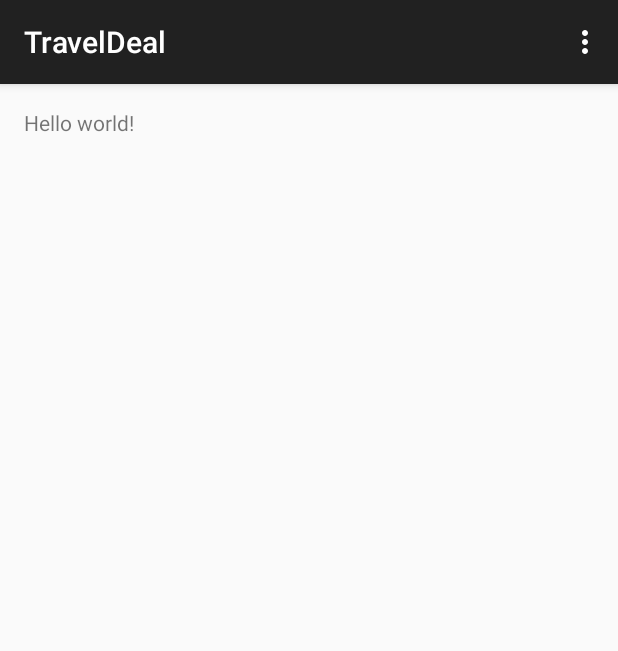
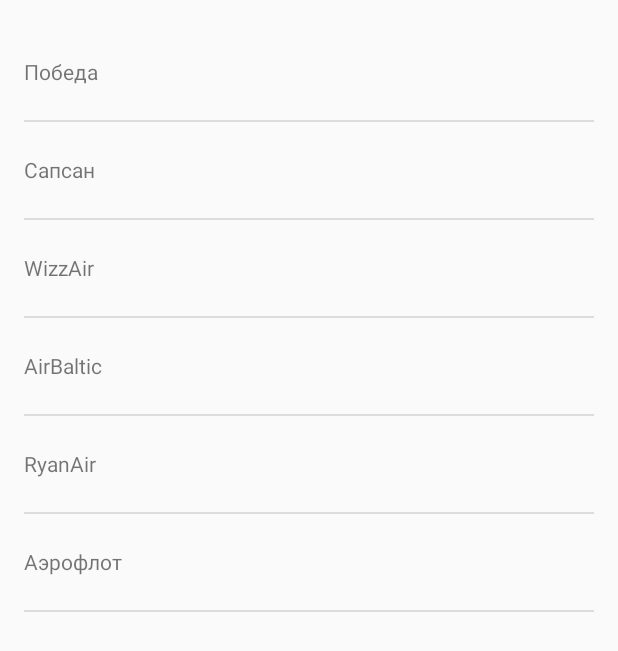
Before and after one commit to b1rd/TravelDeal-mobile, an Android app: the screen it shows after launch (MainActivity), on a phone screen of 412 x 824 dp. Shown: the top 651 px of the screen. Run offline under Robolectric (Android 15) with nearby library versions, the phone set to English and light mode, and no system bars.

Commit message:
Added list made from dummy data

```diff
--- a/app/build.gradle
+++ b/app/build.gradle
@@ -6,7 +6,7 @@ android {
 
     defaultConfig {
         applicationId "com.example.android.traveldeal"
-        minSdkVersion 10
+        minSdkVersion 11
         targetSdkVersion 23
         versionCode 1
         versionName "1.0"
--- a/app/src/main/java/com/example/android/traveldeal/MainActivity.java
+++ b/app/src/main/java/com/example/android/traveldeal/MainActivity.java
@@ -1,16 +1,35 @@
 package com.example.android.traveldeal;
 
+import android.support.v4.app.Fragment;
+import android.support.v4.app.FragmentActivity;
 import android.support.v7.app.AppCompatActivity;
 import android.os.Bundle;
+import android.view.LayoutInflater;
 import android.view.Menu;
 import android.view.MenuItem;
+import android.view.View;
+import android.view.ViewGroup;
+import android.widget.ArrayAdapter;
+import android.widget.ListView;
+import java.util.ArrayList;
+import java.util.Arrays;
+import java.util.List;
 
-public class MainActivity extends AppCompatActivity {
+public class MainActivity extends FragmentActivity {
 
     @Override
+//    protected void onCreate(Bundle savedInstanceState) {
+//        super.onCreate(savedInstanceState);
+//        setContentView(R.layout.activity_main);
+//    }
     protected void onCreate(Bundle savedInstanceState) {
         super.onCreate(savedInstanceState);
         setContentView(R.layout.activity_main);
+        if (savedInstanceState == null) {
+            getSupportFragmentManager().beginTransaction()
+                    .add(R.id.container, new PlaceholderFragment())
+                    .commit();
+        }
     }
 
 
@@ -35,4 +54,47 @@ public class MainActivity extends AppCompatActivity {
 
         return super.onOptionsItemSelected(item);
     }
+
+    public static class PlaceholderFragment extends Fragment {
+
+        ArrayAdapter<String> mDealAdapter;
+
+        public PlaceholderFragment() {
+        }
+
+        @Override
+        public View onCreateView(LayoutInflater inflater, ViewGroup container,
+                                 Bundle savedInstanceState) {
+
+            // Create some dummy data for the ListView.  Here's a sample weekly forecast
+            String[] data = {
+                    "Победа",
+                    "Сапсан",
+                    "WizzAir",
+                    "AirBaltic",
+                    "RyanAir",
+                    "Аэрофлот"
+            };
+            List<String> weekDeal = new ArrayList<String>(Arrays.asList(data));
+
+
+            // Now that we have some dummy forecast data, create an ArrayAdapter.
+            // The ArrayAdapter will take data from a source (like our dummy forecast) and
+            // use it to populate the ListView it's attached to.
+            mDealAdapter =
+                    new ArrayAdapter<String>(
+                            getActivity(), // The current context (this activity)
+                            R.layout.list_item_deal, // The name of the layout ID.
+                            R.id.list_item_deal_textview, // The ID of the textview to populate.
+                            weekDeal);
+
+            View rootView = inflater.inflate(R.layout.fragment_main, container, false);
+
+            // Get a reference to the ListView, and attach this adapter to it.
+            ListView listView = (ListView) rootView.findViewById(R.id.listview_deal);
+            listView.setAdapter(mDealAdapter);
+
+            return rootView;
+        }
+    }
 }
--- a/app/src/main/res/layout/activity_main.xml
+++ b/app/src/main/res/layout/activity_main.xml
@@ -1,5 +1,4 @@
-<fragment xmlns:android="http://schemas.android.com/apk/res/android"
-    xmlns:tools="http://schemas.android.com/tools" android:id="@+id/fragment"
-    android:name="com.example.android.traveldeal.MainActivityFragment"
-    tools:layout="@layout/fragment_main" android:layout_width="match_parent"
-    android:layout_height="match_parent" />
+<FrameLayout xmlns:android="http://schemas.android.com/apk/res/android"
+    xmlns:tools="http://schemas.android.com/tools" android:id="@+id/container"
+    android:layout_width="match_parent" android:layout_height="match_parent"
+    tools:context=".MainActivity" tools:ignore="MergeRootFrame" />
--- a/app/src/main/res/layout/fragment_main.xml
+++ b/app/src/main/res/layout/fragment_main.xml
@@ -1,11 +1,18 @@
-<RelativeLayout xmlns:android="http://schemas.android.com/apk/res/android"
-    xmlns:tools="http://schemas.android.com/tools" android:layout_width="match_parent"
-    android:layout_height="match_parent" android:paddingLeft="@dimen/activity_horizontal_margin"
-    android:paddingRight="@dimen/activity_horizontal_margin"
-    android:paddingTop="@dimen/activity_vertical_margin"
-    android:paddingBottom="@dimen/activity_vertical_margin" tools:context=".MainActivityFragment">
+<FrameLayout xmlns:android="http://schemas.android.com/apk/res/android"
+xmlns:tools="http://schemas.android.com/tools"
+android:layout_width="match_parent"
+android:layout_height="match_parent"
+android:paddingLeft="@dimen/activity_horizontal_margin"
 
-    <TextView android:text="@string/hello_world" android:layout_width="wrap_content"
-        android:layout_height="wrap_content" />
+android:paddingRight="@dimen/activity_horizontal_margin"
+android:paddingTop="@dimen/activity_vertical_margin"
+android:paddingBottom="@dimen/activity_vertical_margin"
+tools:context=".MainActivity$PlaceholderFragment">
 
-</RelativeLayout>
+
+<ListView
+    android:id="@+id/listview_deal"
+    android:layout_width="match_parent"
+    android:layout_height="match_parent" />
+
+</FrameLayout>
--- /dev/null
+++ b/app/src/main/res/layout/list_item_deal.xml
@@ -0,0 +1,8 @@
+<?xml version="1.0" encoding="utf-8"?>
+
+<TextView xmlns:android="http://schemas.android.com/apk/res/android"
+    android:layout_width="match_parent"
+    android:layout_height="wrap_content"
+    android:minHeight="?android:attr/listPreferredItemHeight"
+    android:gravity="center_vertical"
+    android:id="@+id/list_item_deal_textview" />
```
Also changed, not shown: app/src/main/res/menu/menu_main.xml (line endings or trailing spaces).
